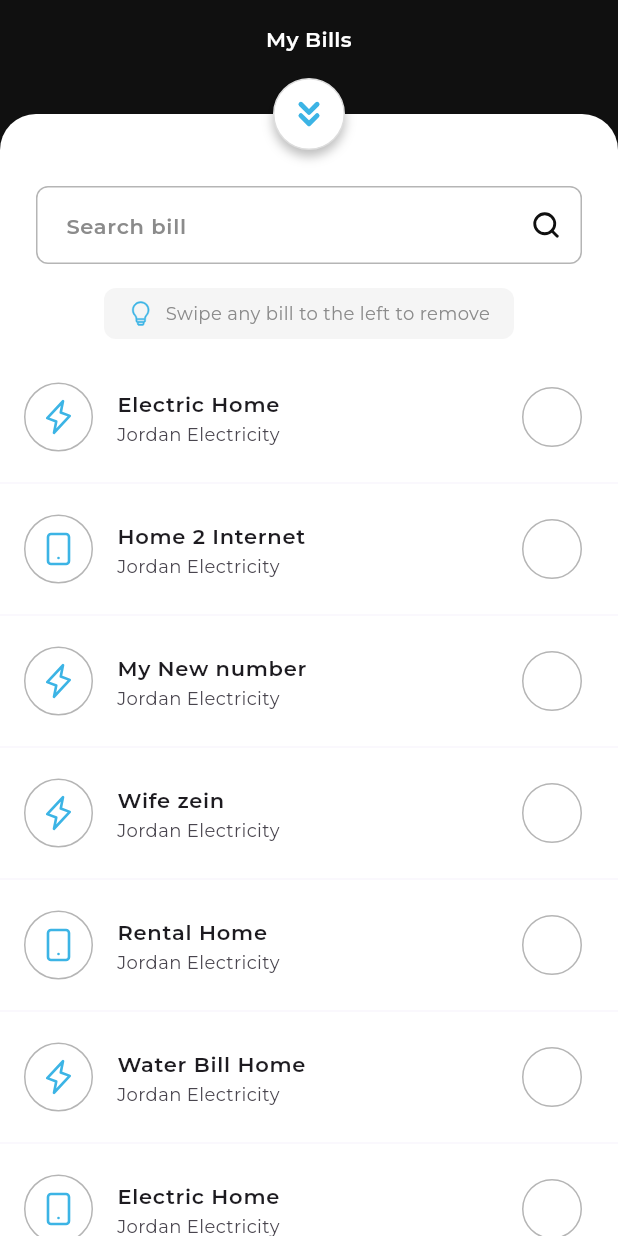
After one commit to Hafizzudin789/Blink, a Flutter app: the MyPostPaidBills screen opened directly, on a phone screen of 412 x 824 dp. The commit adds this screen. Run offline on Flutter 3.47's test engine with Material 2 defaults, Android fonts, the light colour scheme and no system bars; our stand-ins replace auto_size_text, flutter_svg; missing offline and left inert: fading_edge_scrollview; accounts and stored records are empty; project files that could hold a hidden picture were left out.

Commit message:
bills view completed

```diff
--- a/lib/constant/app_color.dart
+++ b/lib/constant/app_color.dart
@@ -1,6 +1,7 @@
 import 'package:flutter/material.dart';
 
 const blackColor = Color(0XFF101010);
+const gray100Color = Color(0XFFF5F5F5);
 const gray200Color = Color(0XFFDDDDDD);
 const gray300Color = Color(0XFFB5B5B5);
 const gray400Color = Color(0XFF8B8B8B);
--- a/lib/data.dart
+++ b/lib/data.dart
@@ -25,6 +25,30 @@ enum BillStatus {
   failed,
   success,
 }
+class PostPaidBill {
+  final String title;
+  final String subTitle;
+  final String iconPath;
+  final double dueAmount;
+
+  PostPaidBill({required this.title, required this.subTitle,
+    required this.iconPath, required this.dueAmount});
+}
+List<PostPaidBill> postPaidBills = [
+  PostPaidBill(title: "Electric Home", subTitle: "Jordan Electricity", iconPath: "assets/icons/electric.svg", dueAmount: 65.3),
+  PostPaidBill(title: "Home 2 Internet", subTitle: "Jordan Electricity", iconPath: "assets/icons/bill.svg", dueAmount: 73.3),
+  PostPaidBill(title: "My New number", subTitle: "Jordan Electricity", iconPath: "assets/icons/electric.svg", dueAmount: 65.3),
+  PostPaidBill(title: "Wife zein", subTitle: "Jordan Electricity", iconPath: "assets/icons/electric.svg", dueAmount: 89.3),
+  PostPaidBill(title: "Rental Home", subTitle: "Jordan Electricity", iconPath: "assets/icons/bill.svg", dueAmount: 78.3),
+  PostPaidBill(title: "Water Bill Home", subTitle: "Jordan Electricity", iconPath: "assets/icons/electric.svg", dueAmount: 65.3),
+  PostPaidBill(title: "Electric Home", subTitle: "Jordan Electricity", iconPath: "assets/icons/bill.svg", dueAmount: 65.3),
+  PostPaidBill(title: "Electric Home", subTitle: "Jordan Electricity", iconPath: "assets/icons/bill.svg", dueAmount: 78.3),
+  PostPaidBill(title: "Electric Home", subTitle: "Jordan Electricity", iconPath: "assets/icons/bill.svg", dueAmount: 109.3),
+  PostPaidBill(title: "Electric Home", subTitle: "Jordan Electricity", iconPath: "assets/icons/bill.svg", dueAmount: 65.3),
+];
+
+
+///Post paid bills data
 class Bill {
   final String title;
   final double amount;
--- a/lib/feature/payment/payment/cards/pre_paid_card.dart
+++ b/lib/feature/payment/payment/cards/pre_paid_card.dart
@@ -6,6 +6,7 @@ import '../../../../constant/app_color.dart';
 import '../../../../utils/navigation_transitions.dart';
 import '../../../../widgets/custom_icon_button.dart';
 import '../../../../widgets/elevated_button.dart';
+import '../../prepaid_bill/my_prepaid_bills.dart';
 
 
 class PrePaidCard extends StatelessWidget {
@@ -84,7 +85,9 @@ class PrePaidCard extends StatelessWidget {
             buttonBorderColor: Colors.white,
             foregroundColor: Colors.white,
             buttonWidth: double.infinity,
-            onTap: () {},
+            onTap: () {
+              Navigator.of(context).push(slideBottomToTop(nextPage: const MyPrePaidBills()));
+            },
           ),
         ],
       ),
--- /dev/null
+++ b/lib/feature/payment/postpaid_bill/my_postpaid_bills.dart
@@ -0,0 +1,181 @@
+import 'package:blink/widgets/custom_svg_image.dart';
+import 'package:flutter/material.dart';
+// import 'package:provider/provider.dart';
+import '../../../constant/app_color.dart';
+import '../../../data.dart';
+import '../../../widgets/check_box.dart';
+import '../../../widgets/icon_widget.dart';
+// import '../../dashboard/dashboard_view_model.dart';
+
+
+class MyPostPaidBills extends StatefulWidget {
+  const MyPostPaidBills({super.key});
+
+  @override
+  State<MyPostPaidBills> createState() => _MyPostPaidBillsState();
+}
+
+class _MyPostPaidBillsState extends State<MyPostPaidBills> {
+
+
+  List<bool> _selectedList = [];
+  @override
+  void initState() {
+    super.initState();
+    _selectedList = List.filled(postPaidBills.length, false);
+  }
+  @override
+  Widget build(BuildContext context) {
+    return WillPopScope(
+      onWillPop: () async {
+        //context.read<DashboardViewModel>().animateReverseTransactionPage();
+        return true;
+      },
+      child: Scaffold(
+        backgroundColor: blackColor,
+        body: SafeArea(
+          child: Column(
+            children: [
+              const Padding(
+                padding: EdgeInsets.symmetric(vertical: 16),
+                child: Text("My Bills", style: TextStyle(fontSize: 14, fontWeight: FontWeight.w600, color: Colors.white), textAlign: TextAlign.center,),
+              ),
+              Expanded(
+                child: Stack(
+                  alignment: Alignment.center,
+                  children: [
+                    Container(
+                      margin: const EdgeInsets.only(top: 24),
+                      padding: const EdgeInsets.only(top: 48),
+                      decoration: const BoxDecoration(
+                        color: Colors.white,
+                        borderRadius: BorderRadius.only(topRight: Radius.circular(24), topLeft: Radius.circular(24)),
+                      ),
+                      child: CustomScrollView(
+                        slivers: [
+                          ///Search bar
+                          SliverList(
+                            delegate: SliverChildListDelegate(
+                              [
+                                Padding(
+                                  padding: const EdgeInsets.only(right: 24, left: 24, bottom: 16),
+                                  child: _searchBar(),
+                                ),
+                                Align(
+                                  alignment: Alignment.center,
+                                  child: Container(
+                                    padding: const EdgeInsets.symmetric(horizontal: 16, vertical: 8),
+                                    decoration: BoxDecoration(
+                                      color: gray100Color,
+                                      borderRadius: BorderRadius.circular(8),
+                                    ),
+                                    child: const Row(
+                                      mainAxisSize: MainAxisSize.min,
+                                      children: [
+                                        SVGImage(assetPath: "assets/icons/bulb.svg"),
+                                        SizedBox(width: 8),
+                                        Text(
+                                          "Swipe any bill to the left to remove",
+                                          style: TextStyle(
+                                              fontSize: 12,
+                                              fontWeight: FontWeight.w400,
+                                              color: gray400Color),
+                                        ),
+                                      ],
+                                    ),
+                                  ),
+                                ),
+                                const SizedBox(height: 16),
+                              ],
+                            ),
+                          ),
+
+
+                          SliverList.separated(
+                            itemCount: postPaidBills.length,
+                            itemBuilder: (BuildContext context, int index) {
+                              PostPaidBill bill =  postPaidBills[index];
+                              return ListTile(
+                                leading: IconWidget(svgImage: bill.iconPath),
+                                title: Text(bill.title, style: const TextStyle(fontSize: 14, fontWeight: FontWeight.w600),),
+                                subtitle: Text(bill.subTitle, style: const TextStyle(fontSize: 12, fontWeight: FontWeight.w400)),
+                                trailing: CheckBoxWidget(
+                                  value: _selectedList[index],
+                                  onChanged: (bool? value) {
+                                    if(value != null) {
+                                      setState(() {
+                                        _selectedList[index] = value;
+                                      });
+                                    }
+                                  },
+                                ),
+                              );
+                            },
+                            separatorBuilder: (BuildContext context, int index) => const Divider(color: dividerColor,),
+                          ),
+                        ],
+                      ),
+                    ),
+                    Positioned(
+                      top: 0,
+                      child: InkWell(
+                        onTap: () {
+                          // context.read<DashboardViewModel>().animateReverseTransactionPage();
+                          Navigator.pop(context);
+                        },
+                        child: Container(
+                          height: 48,
+                          width: 48,
+                          padding: const EdgeInsets.all(10),
+                          decoration: BoxDecoration(
+                              shape: BoxShape.circle,
+                              color: Colors.white,
+                              border: Border.all(color: gray200Color, width: 1),
+                              boxShadow: const [
+                                BoxShadow(color: Colors.black26, blurRadius: 5, spreadRadius: 0.1, offset: Offset(0, 4))
+                              ]
+                          ),
+                          child: const SVGImage(assetPath: "assets/icons/down.svg"),
+                        ),
+                      ),
+                    ),
+                  ],
+                ),
+              ),
+            ],
+          ),
+        ),
+      ),
+    );
+  }
+
+  _searchBar() {
+    return TextField(
+      decoration: InputDecoration(
+        contentPadding: const EdgeInsets.symmetric(vertical: 14, horizontal: 16),
+        hintText: "Search bill",
+        hintStyle: const TextStyle(fontSize: 14, fontWeight: FontWeight.w600, color: gray400Color),
+        suffixIcon: const Padding(
+          padding: EdgeInsets.symmetric(horizontal: 14.0),
+          child: SVGImage(assetPath: "assets/icons/search.svg"),
+        ),
+        border: OutlineInputBorder(
+          borderRadius: BorderRadius.circular(8),
+          borderSide: const BorderSide(color: gray300Color, width: 1),
+        ),
+        focusedBorder: OutlineInputBorder(
+          borderRadius: BorderRadius.circular(8),
+          borderSide: const BorderSide(color: gray300Color, width: 1),
+        ),
+        enabledBorder: OutlineInputBorder(
+          borderRadius: BorderRadius.circular(8),
+          borderSide: const BorderSide(color: gray300Color, width: 1),
+        ),
+        errorBorder: OutlineInputBorder(
+          borderRadius: BorderRadius.circular(8),
+          borderSide: const BorderSide(color: gray300Color, width: 1),
+        ),
+      ),
+    );
+  }
+}
--- /dev/null
+++ b/lib/widgets/check_box.dart
@@ -0,0 +1,37 @@
+import 'package:flutter/material.dart';
+
+import '../constant/app_color.dart';
+
+class CheckBoxWidget extends StatefulWidget {
+  final bool value;
+  final ValueChanged<bool?> onChanged;
+  const CheckBoxWidget({super.key, required this.value, required this.onChanged});
+
+  @override
+  State<CheckBoxWidget> createState() => _CheckBoxWidgetState();
+}
+
+class _CheckBoxWidgetState extends State<CheckBoxWidget> {
+  @override
+  Widget build(BuildContext context) {
+    return InkWell(
+      onTap: () {
+        widget.onChanged(!widget.value);
+      },
+      child: Container(
+        height: 40,
+        width: 40,
+        decoration: BoxDecoration(
+          color: widget.value
+              ? yellowColor
+              : Colors.transparent,
+          shape: BoxShape.circle,
+          border: Border.all(color: gray300Color),
+        ),
+        child: widget.value
+            ? const Icon(Icons.done)
+            : const SizedBox(),
+      ),
+    );
+  }
+}
--- a/lib/widgets/custom_button.dart
+++ b/lib/widgets/custom_button.dart
@@ -5,10 +5,12 @@ class CustomButton extends StatelessWidget {
   final Color buttonColor;
   final Color foregroundColor;
   final double fontSize;
+  final double verticalPadding;
   final VoidCallback? onTap;
   const CustomButton({super.key, required this.label, this.buttonColor = Colors.black,
     this.foregroundColor = Colors.white,
     this.fontSize = 12,
+    this.verticalPadding = 10,
     this.onTap,
   });
 
@@ -20,7 +22,7 @@ class CustomButton extends StatelessWidget {
         backgroundColor: MaterialStateProperty.all(buttonColor),
         foregroundColor: MaterialStateProperty.all(foregroundColor),
         shape: MaterialStateProperty.all(RoundedRectangleBorder(borderRadius: BorderRadius.circular(100))),
-        padding: MaterialStateProperty.all(const EdgeInsets.symmetric(horizontal: 16, vertical: 10))
+        padding: MaterialStateProperty.all(EdgeInsets.symmetric(horizontal: 16, vertical: verticalPadding))
       ),
       child: Text(label, style: TextStyle(fontSize: fontSize, fontWeight: FontWeight.w600),),
     );
--- a/lib/widgets/icon_widget.dart
+++ b/lib/widgets/icon_widget.dart
@@ -9,7 +9,7 @@ class IconWidget extends StatelessWidget {
   @override
   Widget build(BuildContext context) {
     return Container(
-      padding: const EdgeInsets.all(8),
+      padding: const EdgeInsets.all(10),
       decoration: BoxDecoration(
         shape: BoxShape.circle,
         border: Border.all(color: gray300Color, width: 1)
```
Also changed, not shown: lib/feature/payment/payment/cards/post_paid_card.dart (+8 -3 lines), lib/feature/payment/postpaid_bill/my_due_bills.dart (+213 -0 lines), lib/feature/payment/prepaid_bill/my_prepaid_bills.dart (added, +163 -0 lines), assets/icons/bill.svg (added), assets/icons/bulb.svg (added), assets/icons/electric.svg (added), lib/feature/payment/postpaid_bill/my_bills.dart (deleted).
